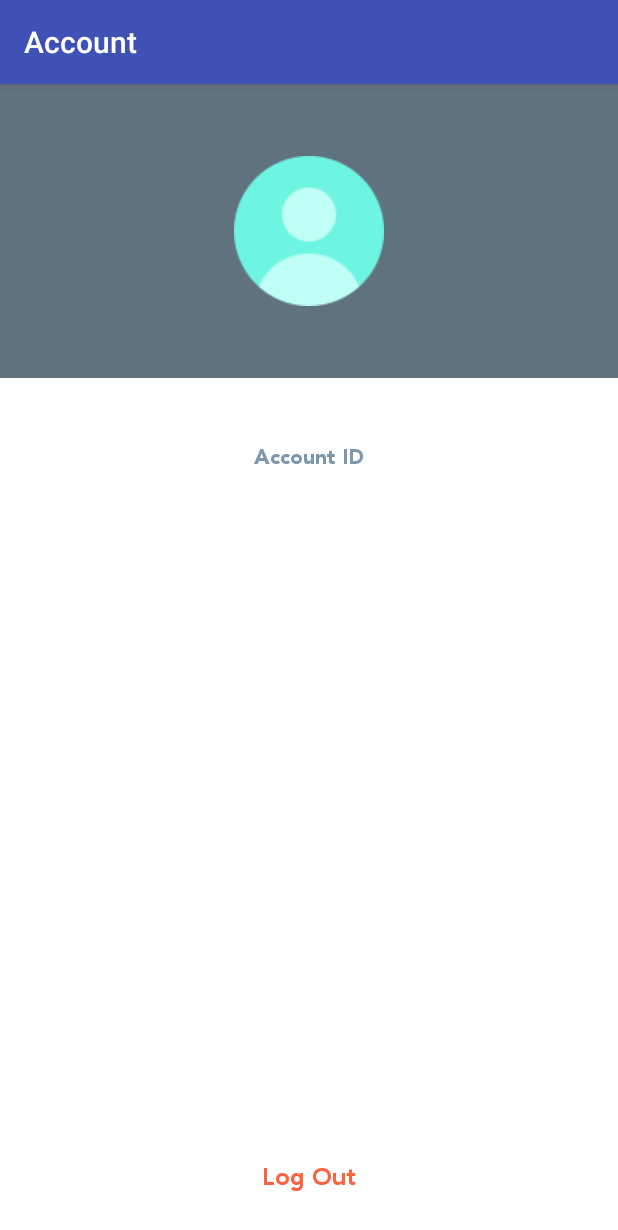
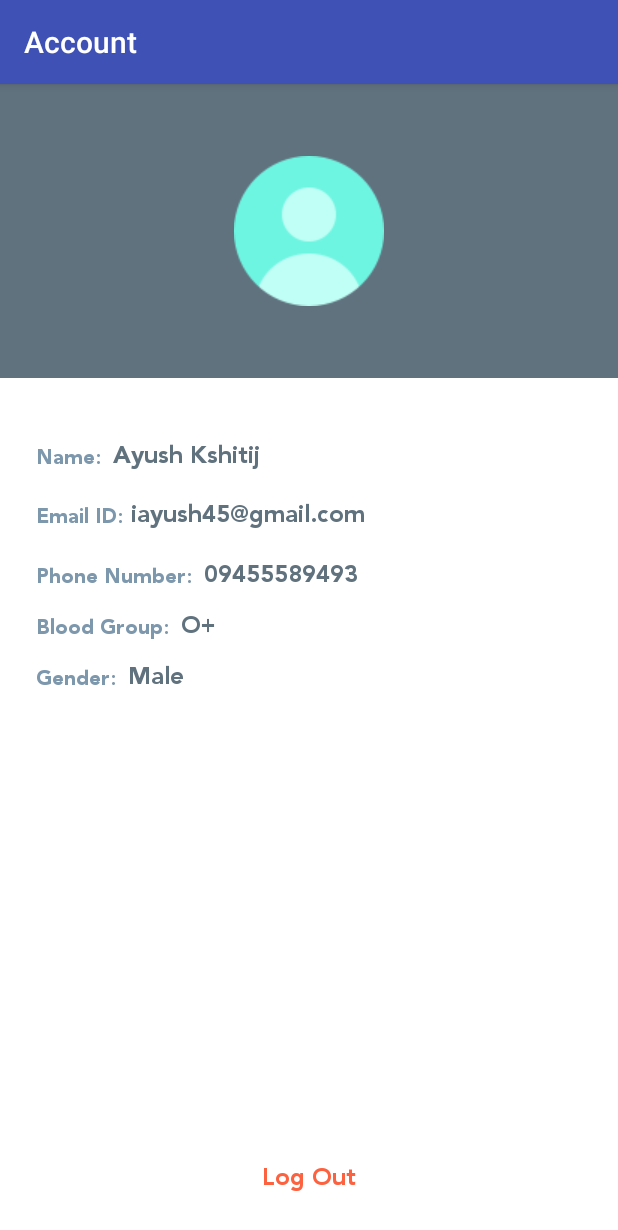
Before and after one commit to AyushKshitij45/TheHealthApp2, an Android app: the AccountActivity screen opened directly, with no data from a screen before it, on a phone screen of 412 x 824 dp. Shown: the top 1230 px of the screen. Run offline under Robolectric (Android 15) with nearby library versions, the phone set to English and light mode, and no system bars; libraries missing offline, so code that uses them is left out: com.facebook.accountkit, com.google.i18n.phonenumbers; 1 statement that could not run was skipped.

Commit message:
new changes

```diff
--- a/app/build.gradle
+++ b/app/build.gradle
@@ -21,6 +21,7 @@ android {
 
 
 
+
 dependencies {
     compile fileTree(dir: 'libs', include: ['*.jar'])
     androidTestCompile('com.android.support.test.espresso:espresso-core:2.2.2', {
@@ -28,10 +29,10 @@ dependencies {
     })
 
     compile 'com.android.support.constraint:constraint-layout:1.0.2'
+    compile 'com.android.support.constraint:constraint-layout:1.0.2'
     compile 'com.android.support:appcompat-v7:25.3.1'
     compile 'com.android.support:design:25.3.1'
     compile 'de.hdodenhof:circleimageview:2.0.0'
-    compile 'com.android.support.constraint:constraint-layout:1.0.2'
     compile 'com.googlecode.libphonenumber:libphonenumber:8.4.0'
     compile 'com.facebook.android:facebook-android-sdk:[4,5)'
     compile 'com.facebook.android:account-kit-sdk:4.+'
--- a/app/src/main/AndroidManifest.xml
+++ b/app/src/main/AndroidManifest.xml
@@ -77,6 +77,7 @@
             android:name=".Main2Activity"
             android:screenOrientation="portrait"
             android:theme="@style/AppTheme.NoActionBar" />
+        <activity android:name=".SignUpActivity"></activity>
     </application>
 
 </manifest>
--- a/app/src/main/java/com/example/admin/thehealthapp/AccountActivity.java
+++ b/app/src/main/java/com/example/admin/thehealthapp/AccountActivity.java
@@ -24,6 +24,9 @@ public class AccountActivity extends AppCompatActivity {
     TextView id;
     TextView infoLabel;
     TextView info;
+    TextView nameText;
+    TextView bloodGroup;
+    TextView sex;
 
     @Override
     protected void onCreate(Bundle savedInstanceState) {
@@ -31,26 +34,37 @@ public class AccountActivity extends AppCompatActivity {
         setContentView(R.layout.activity_account);
         FontHelper.setCustomTypeface(findViewById(R.id.view_root));
 
+
         id = (TextView) findViewById(R.id.id);
         infoLabel = (TextView) findViewById(R.id.info_label);
         info = (TextView) findViewById(R.id.info);
+bloodGroup=(TextView)findViewById(R.id.bloodText);
+nameText=(TextView)findViewById(R.id.NameText);
+        sex=(TextView)findViewById(R.id.sex);
+
+
 
         AccountKit.getCurrentAccount(new AccountKitCallback<Account>() {
             @Override
             public void onSuccess(final Account account) {
                 // Get Account Kit ID
-                String accountKitId = account.getId();
-                id.setText(accountKitId);
 
+                id.setText(getIntent().getStringExtra("email"));
+                nameText.setText(getIntent().getStringExtra("name"));
+                bloodGroup.setText(getIntent().getStringExtra("blood"));
+                sex.setText(getIntent().getStringExtra("sex"));
                 PhoneNumber phoneNumber = account.getPhoneNumber();
                 if (account.getPhoneNumber() != null) {
                     // if the phone number is available, display it
                     String formattedPhoneNumber = formatPhoneNumber(phoneNumber.toString());
                     info.setText(formattedPhoneNumber);
                     infoLabel.setText(R.string.phone_label);
+
+
                 }
 
             }
+
 
             @Override
             public void onError(final AccountKitError error) {
--- a/app/src/main/java/com/example/admin/thehealthapp/LoginActivity.java
+++ b/app/src/main/java/com/example/admin/thehealthapp/LoginActivity.java
@@ -1,6 +1,7 @@
 package com.example.admin.thehealthapp;
 
 import android.content.Intent;
+import android.content.pm.Signature;
 import android.os.Bundle;
 import android.support.v7.app.AppCompatActivity;
 import android.view.View;
@@ -76,7 +77,7 @@ public class LoginActivity extends AppCompatActivity {
     }
 
     private void launchAccountActivity() {
-        Intent intent = new Intent(LoginActivity.this, Main2Activity.class);
+        Intent intent = new Intent(LoginActivity.this, SignUpActivity.class);
         startActivity(intent);
 
     }
--- a/app/src/main/res/layout/activity_account.xml
+++ b/app/src/main/res/layout/activity_account.xml
@@ -6,7 +6,7 @@
     android:layout_width="match_parent"
     android:layout_height="match_parent"
     android:background="@color/accountBackground"
-    tools:context="com.example.udacity.surfconnect.AccountActivity">
+    tools:context="com.example.admin.thehealthapp.AccountActivity">
 
     <ImageView
         android:id="@+id/profile_image"
@@ -19,6 +19,7 @@
         app:srcCompat="@drawable/icon_profile_empty" />
 
     <View
+        android:id="@+id/view"
         android:layout_width="0dp"
         android:layout_height="0dp"
         android:layout_marginTop="48dp"
@@ -26,53 +27,135 @@
         app:layout_constraintBottom_toBottomOf="parent"
         app:layout_constraintLeft_toLeftOf="parent"
         app:layout_constraintRight_toRightOf="parent"
-        app:layout_constraintTop_toBottomOf="@+id/profile_image" />
+        app:layout_constraintTop_toBottomOf="@+id/profile_image"
+        app:layout_constraintHorizontal_bias="0.0"
+        app:layout_constraintVertical_bias="0.0" />
+
+    <TextView
+        android:id="@+id/Name"
+        android:layout_width="wrap_content"
+        android:layout_height="wrap_content"
+        android:layout_marginTop="88dp"
+        android:layout_marginLeft="24dp"
+        android:text="Name:"
+        android:textColor="@color/accountLabel"
+        android:textSize="14sp"
+        app:layout_constraintLeft_toLeftOf="parent"
+
+        app:layout_constraintTop_toBottomOf="@+id/profile_image"/>
+
+    <TextView
+        android:id="@+id/NameText"
+        android:layout_width="wrap_content"
+        android:layout_height="wrap_content"
+        android:text="Ayush Kshitij"
+        android:layout_marginLeft="8dp"
+        android:textColor="@color/accountText"
+        android:textSize="16sp"
+        app:layout_constraintLeft_toRightOf="@+id/Name"
+        app:layout_constraintBottom_toBottomOf="@+id/Name"/>
 
     <TextView
         android:id="@+id/id_label"
         android:layout_width="wrap_content"
         android:layout_height="wrap_content"
-        android:layout_marginTop="88dp"
-        android:text="@string/id_label"
+        android:layout_marginTop="15dp"
+        android:text="Email ID:"
         android:textColor="@color/accountLabel"
         android:textSize="14sp"
+        android:layout_marginLeft="24dp"
         app:layout_constraintLeft_toLeftOf="parent"
-        app:layout_constraintRight_toRightOf="parent"
-        app:layout_constraintTop_toBottomOf="@+id/profile_image" />
+        app:layout_constraintTop_toBottomOf="@+id/NameText" />
 
     <TextView
         android:id="@+id/id"
         android:layout_width="wrap_content"
         android:layout_height="wrap_content"
-        android:layout_marginTop="8dp"
+        android:text="iayush45@gmail.com"
+        android:layout_marginLeft="20dp"
         android:textColor="@color/accountText"
         android:textSize="16sp"
-        app:layout_constraintLeft_toLeftOf="parent"
-        app:layout_constraintRight_toRightOf="parent"
-        app:layout_constraintTop_toBottomOf="@+id/id_label" />
+        app:layout_constraintLeft_toRightOf="@+id/Name"
+        app:layout_constraintBottom_toBottomOf="@+id/id_label"/>
 
     <TextView
         android:id="@+id/info_label"
         android:layout_width="wrap_content"
         android:layout_height="wrap_content"
-        android:layout_marginTop="32dp"
+        android:layout_marginTop="16dp"
+        android:text="Phone Number:"
         android:textColor="@color/accountLabel"
         android:textSize="14sp"
+        android:layout_marginLeft="24dp"
         app:layout_constraintLeft_toLeftOf="parent"
-        app:layout_constraintRight_toRightOf="parent"
         app:layout_constraintTop_toBottomOf="@+id/id" />
+
+
 
     <TextView
         android:id="@+id/info"
         android:layout_width="wrap_content"
         android:layout_height="wrap_content"
         android:layout_marginTop="8dp"
+        android:text="09455589493"
         android:textColor="@color/accountText"
         android:textSize="16sp"
+        android:layout_marginLeft="8dp"
+        app:layout_constraintLeft_toRightOf="@+id/info_label"
+        app:layout_constraintBottom_toBottomOf="@+id/info_label" />
+
+    <TextView
+        android:id="@+id/bloodGroup"
+        android:layout_width="wrap_content"
+        android:layout_height="wrap_content"
+        android:layout_marginTop="10dp"
+        android:text="Blood Group:"
+        android:textColor="@color/accountLabel"
+        android:textSize="14sp"
+        android:layout_marginLeft="24dp"
         app:layout_constraintLeft_toLeftOf="parent"
-        app:layout_constraintRight_toRightOf="parent"
-        app:layout_constraintTop_toBottomOf="@+id/info_label" />
+        app:layout_constraintTop_toBottomOf="@+id/info" />
 
+
+
+    <TextView
+        android:id="@+id/bloodText"
+        android:layout_width="wrap_content"
+        android:layout_height="wrap_content"
+        android:text="O+"
+        android:textColor="@color/accountText"
+        android:textSize="16sp"
+        android:layout_marginLeft="8dp"
+        app:layout_constraintLeft_toRightOf="@+id/bloodGroup"
+        app:layout_constraintBottom_toBottomOf="@id/bloodGroup"
+         />
+
+
+    <TextView
+        android:id="@+id/gender"
+        android:layout_width="wrap_content"
+        android:layout_height="wrap_content"
+        android:layout_marginTop="10dp"
+        android:text="Gender:"
+        android:textColor="@color/accountLabel"
+        android:textSize="14sp"
+        android:layout_marginLeft="24dp"
+        app:layout_constraintLeft_toLeftOf="parent"
+        app:layout_constraintTop_toBottomOf="@+id/bloodGroup" />
+
+
+
+    <TextView
+        android:id="@+id/sex"
+        android:layout_width="wrap_content"
+        android:layout_height="wrap_content"
+        android:text="Male"
+        android:textColor="@color/accountText"
+        android:textSize="16sp"
+        android:layout_marginLeft="8dp"
+        app:layout_constraintLeft_toRightOf="@+id/gender"
+        app:layout_constraintBottom_toBottomOf="@id/gender"
+        />
     <Button
         android:id="@+id/logout_button"
         style="@style/Base.Widget.AppCompat.Button.Borderless"
```
Also changed, not shown: app/src/main/java/com/example/admin/thehealthapp/Main2Activity.java (+7 -0 lines), app/src/main/java/com/example/admin/thehealthapp/SignUpActivity.java (added, +63 -0 lines), app/src/main/res/layout/activity_sign_up.xml (added, +111 -0 lines).
